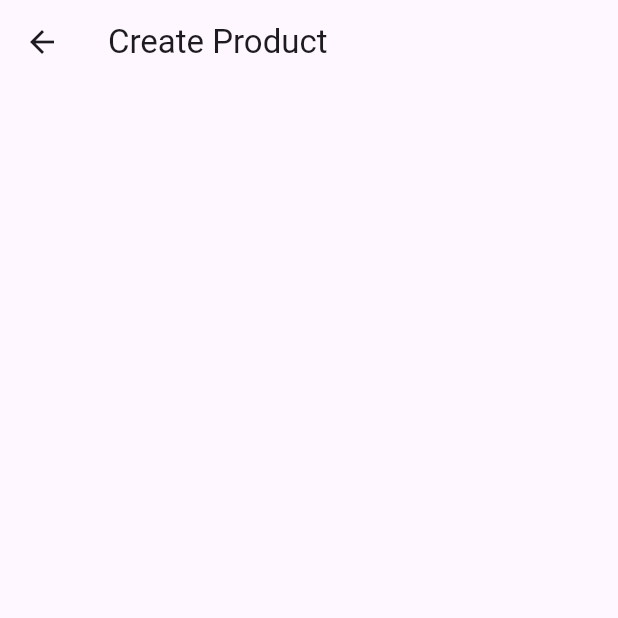
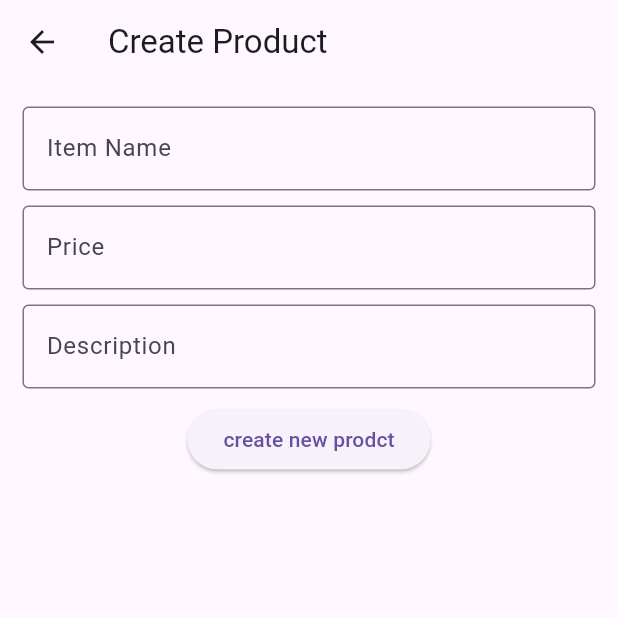
Before and after one commit to omanrai/api, a Flutter app: the CreateProduct screen opened directly, on a phone screen of 412 x 824 dp, the top half of it. Run offline on Flutter 3.47's test engine with Material 3 defaults, Android fonts, the phone set to English and light mode, and no system bars; missing offline and left inert: dart:html; network calls fail.

Commit message:
"connected"

```diff
--- a/lib/model/service.dart
+++ b/lib/model/service.dart
@@ -10,4 +10,6 @@ class Service {
 
     return products;
   }
+
+
 }
--- a/lib/view/addProduct.dart
+++ b/lib/view/addProduct.dart
@@ -1,4 +1,11 @@
+import 'dart:html';
+
+import 'package:api/model/service.dart';
+import 'package:flutter/cupertino.dart';
 import 'package:flutter/material.dart';
+import 'package:flutter/services.dart';
+import 'package:flutter/widgets.dart';
+import 'package:http/http.dart' as http;
 
 class CreateProduct extends StatefulWidget {
   const CreateProduct({super.key});
@@ -8,13 +15,76 @@ class CreateProduct extends StatefulWidget {
 }
 
 class _CreateProductState extends State<CreateProduct> {
+  GlobalKey<FormState> key = GlobalKey<FormState>();
+  TextEditingController name = TextEditingController();
+  TextEditingController price = TextEditingController();
+  TextEditingController description = TextEditingController();
+
+  void createItem() {
+    String urlCreate = "http://192.168.1.1:8080/api/createproduct.php";
+    http.post(Uri.parse(urlCreate),
+        body: {'a': name, 'b': price, 'c': description});
+  }
+
   @override
   Widget build(BuildContext context) {
     return Scaffold(
       appBar: AppBar(title: Text('Create Product')),
       body: SingleChildScrollView(
         child: Form(
-          child: Column(),
+          key: key,
+          child: Padding(
+            padding: const EdgeInsets.all(15),
+            child: Column(
+              children: [
+                TextFormField(
+                  controller: name,
+                  decoration: InputDecoration(
+                    labelText: 'Item Name',
+                    border: OutlineInputBorder(),
+                  ),
+                  validator: (value) =>
+                      value!.isEmpty ? 'Please enter an item name' : null,
+                ),
+                SizedBox(
+                  height: 10,
+                ),
+                TextFormField(
+                  controller: price,
+                  decoration: InputDecoration(
+                    labelText: 'Price',
+                    border: OutlineInputBorder(),
+                  ),
+                  validator: (value) =>
+                      value!.isEmpty ? 'Please enter an price name' : null,
+                ),
+                SizedBox(
+                  height: 10,
+                ),
+                TextFormField(
+                  controller: description,
+                  decoration: InputDecoration(
+                    labelText: 'Description',
+                    border: OutlineInputBorder(),
+                  ),
+                  validator: (value) =>
+                      value!.isEmpty ? 'This field cannot be empty' : null,
+                ),
+                SizedBox(
+                  height: 10,
+                ),
+                ElevatedButton(
+                  onPressed: () {
+                    if (key.currentState!.validate()) {
+                      createItem();
+                      print("record saved");
+                    }
+                  },
+                  child: Text("create new prodct"),
+                )
+              ],
+            ),
+          ),
         ),
       ),
     );
```
